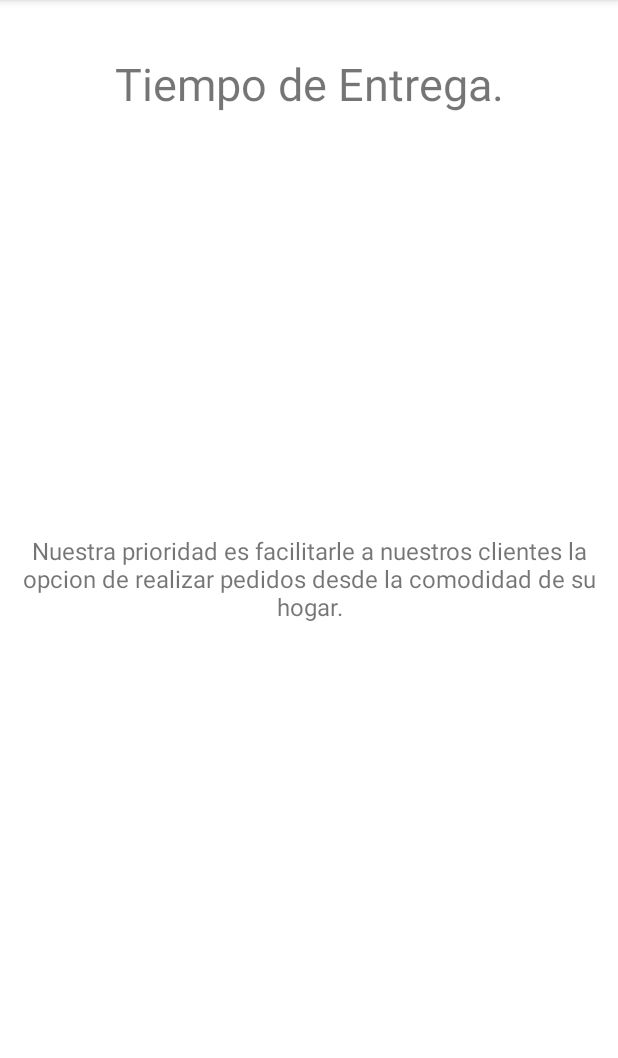
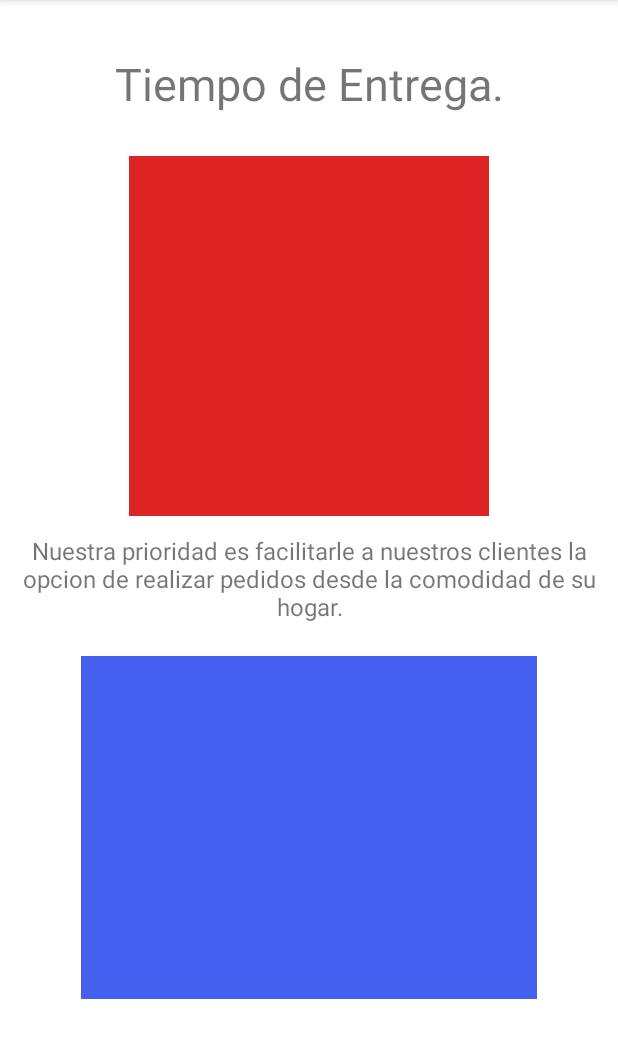
Before and after one commit to dylanjitt/pedidosHermanosAndroid, an Android app: the Pedido screen opened directly, with no data from a screen before it, on a phone screen of 412 x 824 dp, the part 84-1142 px from its top. Run offline under Robolectric (Android 15) with nearby library versions, the phone set to English and light mode, and no system bars.

Commit message:
second commit were i maked the cronometrer screen

```diff
--- a/app/src/main/res/layout/activity_pedido.xml
+++ b/app/src/main/res/layout/activity_pedido.xml
@@ -23,7 +23,7 @@
         android:id="@+id/crono_view"
         android:layout_width="1.5in"
         android:layout_height="1.5in"
-        android:background="@color/white"
+        android:background="#DD2323"
         app:layout_constraintTop_toBottomOf="@+id/delivery_view"
         app:layout_constraintRight_toRightOf="parent"
         app:layout_constraintLeft_toLeftOf="parent"
@@ -47,7 +47,7 @@
         android:id="@+id/deliveyvehicle_view"
         android:layout_width="1.9in"
         android:layout_height="1.43in"
-        android:background="@color/white"
+        android:background="#455FEF"
         app:layout_constraintTop_toBottomOf="@+id/thing_view"
         app:layout_constraintRight_toRightOf="parent"
         app:layout_constraintLeft_toLeftOf="parent"
```
